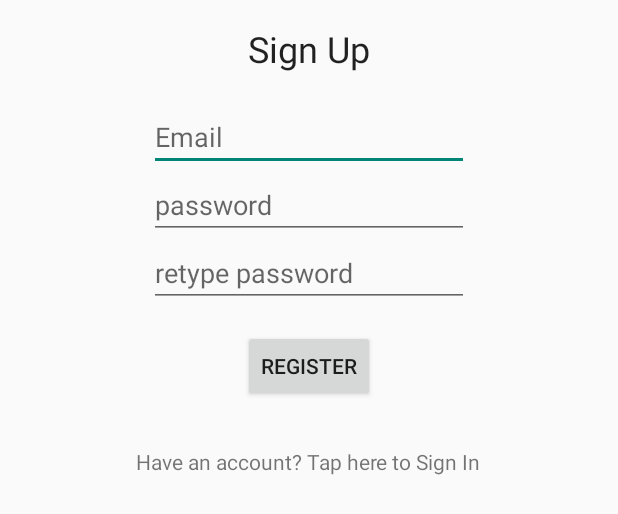
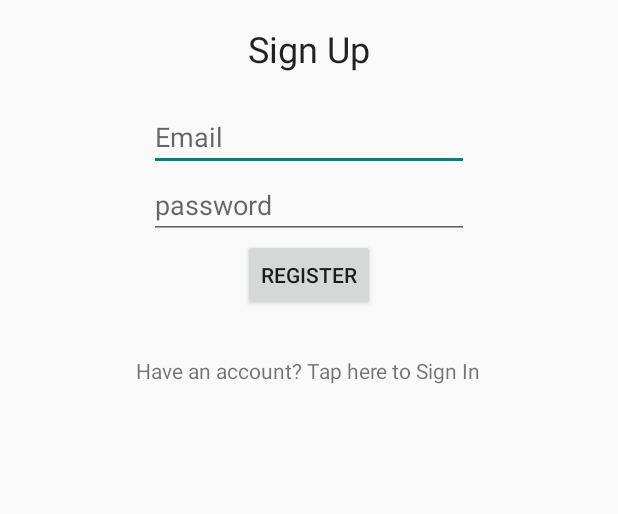
Before and after one commit to Abdullah-Bin-Amin-Shovo/codewarriorHomeWorkBS23, an Android app: the layout fragment_register.xml on its own in the app's theme, with its tools: preview values and no code run, on a phone screen of 412 x 824 dp. Shown: the top 514 px of the screen. Run offline under Robolectric (Android 15) with nearby library versions, the phone set to English and light mode, and no system bars.

Commit message:
retype password field deleted from view

```diff
--- a/app/src/main/java/com/bs23/codewarrior/codewarriorfirstproject/RegisterActivity.java
+++ b/app/src/main/java/com/bs23/codewarrior/codewarriorfirstproject/RegisterActivity.java
@@ -42,8 +42,6 @@ public class RegisterActivity extends RoboActivity {
     @InjectView(R.id.passwordEditText)
     EditText passwordEditText;
 
-    @InjectView(R.id.confrimPasswordEditText)
-    EditText confrimPasswordEditText;
 
     @InjectView(R.id.registerButton)
     Button registerButton;
@@ -70,7 +68,7 @@ public class RegisterActivity extends RoboActivity {
         registerButton.setOnClickListener(new View.OnClickListener() {
             @Override
             public void onClick(View v) {
-                user = new User(emailEditText.getText().toString(), passwordEditText.getText().toString(), confrimPasswordEditText.getText().toString());
+                user = new User(emailEditText.getText().toString(), passwordEditText.getText().toString(), passwordEditText.getText().toString());
                 registerUser();
                 System.out.println("Clicked");
             }
--- a/app/src/main/res/layout/fragment_register.xml
+++ b/app/src/main/res/layout/fragment_register.xml
@@ -40,25 +40,14 @@
         android:hint="password"
         android:inputType="textPassword" />
 
-    <EditText
-        android:id="@+id/confrimPasswordEditText"
-        android:layout_width="wrap_content"
-        android:layout_height="wrap_content"
-        android:layout_below="@+id/passwordEditText"
-        android:layout_centerHorizontal="true"
-        android:ems="10"
-        android:hint="retype password"
-        android:inputType="textPassword"
-        android:layout_marginBottom="15dp"/>
-
     <Button
         android:id="@+id/registerButton"
         android:layout_width="wrap_content"
         android:layout_height="wrap_content"
-        android:layout_below="@+id/confrimPasswordEditText"
         android:layout_centerHorizontal="true"
         android:text="Register"
-        android:layout_marginBottom="20dp"/>
+        android:layout_marginBottom="20dp"
+        android:layout_below="@+id/passwordEditText" />
     <TextView
         android:layout_width="wrap_content"
         android:layout_height="wrap_content"
```
